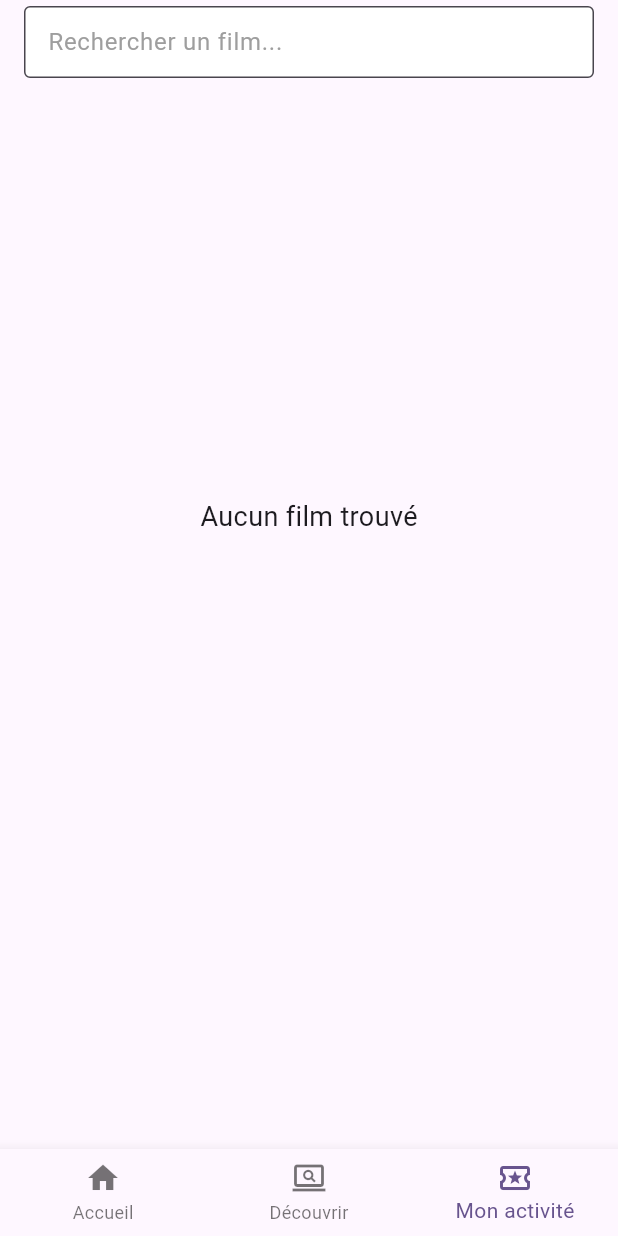
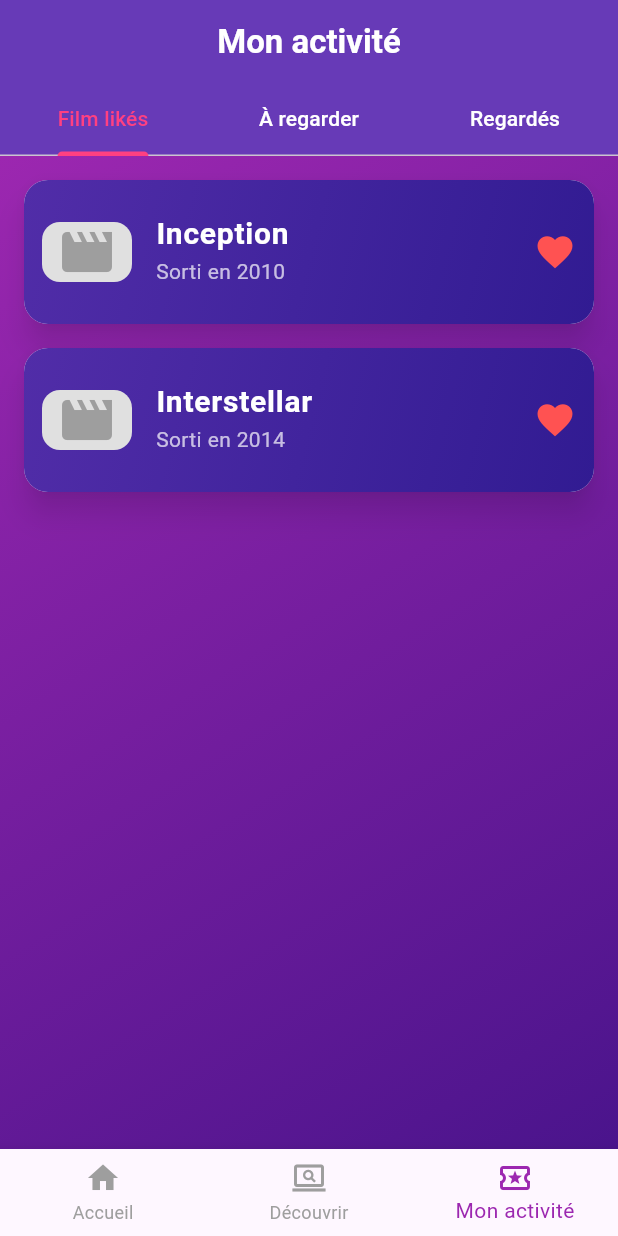
Before and after one commit to liiloouu16/flutter_project, a Flutter app: the screen it shows after launch, item 3 of the bottom bar chosen, on a phone screen of 412 x 824 dp. Run offline on Flutter 3.47's test engine with Material 3 defaults, Android fonts, the phone set to English and light mode, and no system bars; our stand-ins replace animated_splash_screen, flutter_riverpod, logger, lottie; missing offline and left inert: scrumlab_flutter_tindercard; network calls fail.

Commit message:
base de la page activité

```diff
--- /dev/null
+++ b/lib/activite.dart
@@ -0,0 +1,200 @@
+import 'package:flutter/material.dart';
+
+class ActivitePage extends StatefulWidget {
+  @override
+  _ActivitePageState createState() => _ActivitePageState();
+}
+
+class _ActivitePageState extends State<ActivitePage>
+    with SingleTickerProviderStateMixin {
+  late TabController _tabController;
+
+  final List<Map<String, String>> likedMovies = [
+    {
+      'title': 'Inception',
+      'year': '2010',
+      'poster':
+      'https://image.tmdb.org/t/p/w500/qmDpIHrmpJINaRKAfWQfftjCdyi.jpg',
+    },
+    {
+      'title': 'Interstellar',
+      'year': '2014',
+      'poster':
+      'https://image.tmdb.org/t/p/w500/rAiYTfKGqDCRIIqo664sY9XZIvQ.jpg',
+    },
+  ];
+
+  final List<Map<String, String>> watchLaterMovies = [
+    {
+      'title': 'Dune',
+      'year': '2021',
+      'poster':
+      'https://image.tmdb.org/t/p/w500/d5NXSklXo0qyIYkgV94XAgMIckC.jpg',
+    },
+    {
+      'title': 'The Batman',
+      'year': '2022',
+      'poster':
+      'https://image.tmdb.org/t/p/w500/74xTEgt7R36Fpooo50r9T25onhq.jpg',
+    },
+  ];
+
+  final List<Map<String, String>> watchedMovies = [
+    {
+      'title': 'The Dark Knight',
+      'year': '2008',
+      'poster':
+      'https://image.tmdb.org/t/p/w500/qJ2tW6WMUDux911r6m7haRef0WH.jpg',
+    },
+    {
+      'title': 'Avengers: Endgame',
+      'year': '2019',
+      'poster':
+      'https://image.tmdb.org/t/p/w500/or06FN3Dka5tukK1e9sl16pB3iy.jpg',
+    },
+  ];
+
+  @override
+  void initState() {
+    super.initState();
+    _tabController = TabController(length: 3, vsync: this);
+  }
+
+  @override
+  void dispose() {
+    _tabController.dispose();
+    super.dispose();
+  }
+
+  Widget buildMovieList(List<Map<String, String>> movies) {
+    if (movies.isEmpty) {
+      return Center(
+        child: Text(
+          'Aucun film dans cette catégorie.',
+          style: TextStyle(
+            color: Colors.white70,
+            fontSize: 18,
+            fontStyle: FontStyle.italic,
+          ),
+        ),
+      );
+    }
+
+    return ListView.builder(
+      padding: const EdgeInsets.all(16),
+      itemCount: movies.length,
+      itemBuilder: (context, index) {
+        final movie = movies[index];
+        return Card(
+          margin: const EdgeInsets.only(bottom: 16),
+          shape:
+          RoundedRectangleBorder(borderRadius: BorderRadius.circular(16)),
+          elevation: 8,
+          shadowColor: Colors.black54,
+          child: Container(
+            decoration: BoxDecoration(
+              borderRadius: BorderRadius.circular(16),
+              gradient: LinearGradient(
+                colors: [
+                  Colors.deepPurple.shade700,
+                  Colors.deepPurple.shade900,
+                ],
+                begin: Alignment.topLeft,
+                end: Alignment.bottomRight,
+              ),
+            ),
+            child: ListTile(
+              contentPadding: const EdgeInsets.all(12),
+              leading: ClipRRect(
+                borderRadius: BorderRadius.circular(12),
+                child: Image.network(
+                  movie['poster']!,
+                  width: 60,
+                  fit: BoxFit.cover,
+                  errorBuilder: (context, error, stackTrace) => Container(
+                    width: 60,
+                    color: Colors.grey.shade300,
+                    child: const Icon(
+                      Icons.movie,
+                      color: Colors.grey,
+                      size: 40,
+                    ),
+                  ),
+                ),
+              ),
+              title: Text(
+                movie['title']!,
+                style: const TextStyle(
+                  color: Colors.white,
+                  fontWeight: FontWeight.bold,
+                  fontSize: 20,
+                ),
+              ),
+              subtitle: Text(
+                'Sorti en ${movie['year']}',
+                style: const TextStyle(
+                  color: Colors.white70,
+                  fontSize: 14,
+                ),
+              ),
+              trailing: const Icon(
+                Icons.favorite,
+                color: Colors.redAccent,
+                size: 28,
+              ),
+              onTap: () {
+                // TODO: Action quand on clique sur un film
+              },
+            ),
+          ),
+        );
+      },
+    );
+  }
+
+  @override
+  Widget build(BuildContext context) {
+    return Scaffold(
+      appBar: AppBar(
+        title: const Text(
+          'Mon activité',
+          style: TextStyle(
+            color: Colors.white,
+            fontWeight: FontWeight.bold
+          ),
+        ),
+        centerTitle: true,
+        backgroundColor: Colors.deepPurple,
+        elevation: 0,
+        bottom: TabBar(
+          controller: _tabController,
+          indicatorColor: Colors.pinkAccent,
+          labelColor: Colors.pinkAccent,
+          unselectedLabelColor: Colors.white,
+          tabs: const [
+            Tab(text: 'Film likés'),
+            Tab(text: 'À regarder'),
+            Tab(text: 'Regardés'),
+          ],
+        ),
+      ),
+      body: Container(
+        decoration: const BoxDecoration(
+          gradient: LinearGradient(
+            colors: [Color(0xFF9C27B0), Color(0xFF4A148C)],
+            begin: Alignment.topLeft,
+            end: Alignment.bottomRight,
+          ),
+        ),
+        child: TabBarView(
+          controller: _tabController,
+          children: [
+            buildMovieList(likedMovies),
+            buildMovieList(watchLaterMovies),
+            buildMovieList(watchedMovies),
+          ],
+        ),
+      ),
+    );
+  }
+}
--- a/lib/bot_nav_bar.dart
+++ b/lib/bot_nav_bar.dart
@@ -1,7 +1,7 @@
 import 'package:flutter/material.dart';
 import 'home.dart';
 import 'swipe_movie.dart';
-import 'affichageapi.dart';
+import 'activite.dart';
 
 class BottomNavBar extends StatefulWidget {
   const BottomNavBar({super.key});
@@ -16,7 +16,7 @@ class _BottomNavBarState extends State<BottomNavBar> {
   static final List<Widget> _pages = <Widget>[
     const Home(),
     const SwipeMovie(),
-    const Recherche()
+    ActivitePage()
   ];
 
   void _onItemTapped(int index) {
@@ -32,6 +32,8 @@ class _BottomNavBarState extends State<BottomNavBar> {
       bottomNavigationBar: BottomNavigationBar(
         currentIndex: _selectedIndex,
         onTap: _onItemTapped,
+        selectedItemColor: Colors.purple,
+          unselectedItemColor: Colors.grey,
         items: const [
           BottomNavigationBarItem(
             icon: Icon(Icons.home),
```
